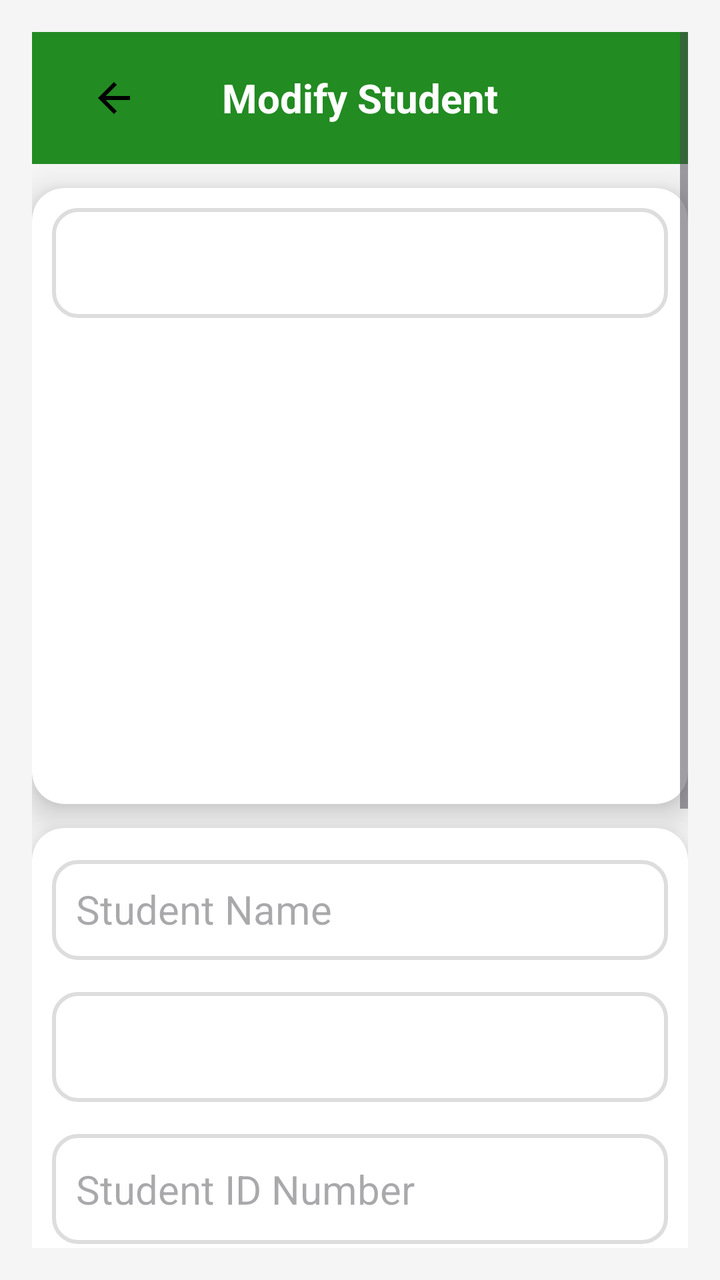
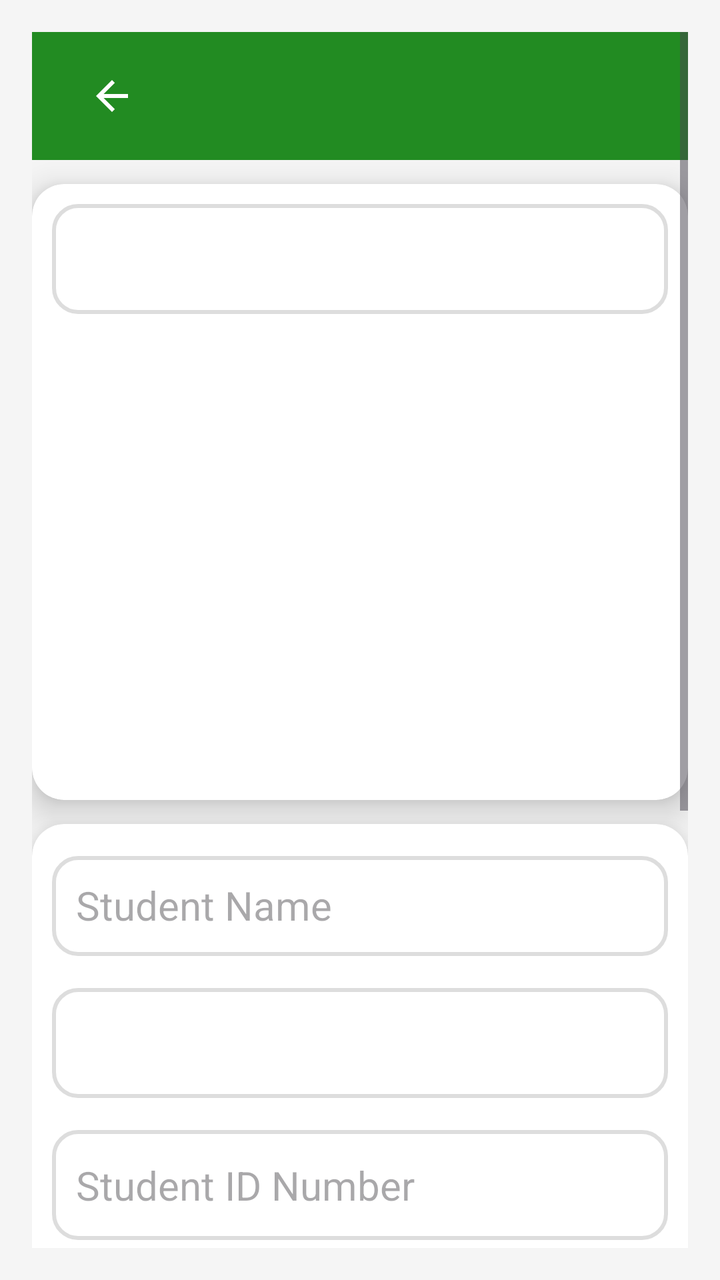

Two renders of the same Android screen: before a commit and after it. Below are the layout's source before the change and the commit's diff.
<!-- AndroidManifest.xml: application theme Theme.TransportApp -->
<!-- res/layout/activity_delete_student.xml -->
<?xml version="1.0" encoding="utf-8"?>
<ScrollView xmlns:android="http://schemas.android.com/apk/res/android"
    android:layout_width="match_parent"
    android:layout_height="match_parent"
    xmlns:app="http://schemas.android.com/apk/res-auto"
    android:fillViewport="true"
    android:background="#F5F5F5"
    android:padding="16dp">

    <LinearLayout
        android:layout_width="match_parent"
        android:layout_height="wrap_content"
        android:orientation="vertical">

        
        <androidx.appcompat.widget.Toolbar
            android:layout_width="match_parent"
            android:layout_height="wrap_content"
            android:background="@color/green"
            android:theme="@style/ThemeOverlay.AppCompat.Dark.ActionBar">

            <ImageButton
                android:layout_width="50dp"
                android:layout_height="50dp"
                android:layout_margin="8dp"
                android:background="@null"
                android:contentDescription="Back"
                android:src="@drawable/baseline_arrow_back_24"/>

            <TextView
                android:layout_width="wrap_content"
                android:layout_height="wrap_content"
                android:layout_gravity="center"
                android:text="Modify Student"
                android:textColor="@android:color/white"
                android:textSize="20sp"
                android:textStyle="bold"/>
        </androidx.appcompat.widget.Toolbar>

        
        <androidx.cardview.widget.CardView
            android:layout_width="match_parent"
            android:layout_height="wrap_content"
            android:layout_marginTop="12dp"
            android:backgroundTint="@color/white"
            android:padding="24dp"
            app:cardCornerRadius="16dp"
            app:cardElevation="10dp">

            <LinearLayout
                android:layout_width="match_parent"
                android:layout_height="wrap_content"
                android:orientation="vertical">

                <Spinner
                    android:id="@+id/filterDropdown"
                    android:layout_width="match_parent"
                    android:layout_height="55dp"
                    android:layout_marginBottom="16dp"
                    android:layout_marginTop="10dp"
                    android:layout_marginHorizontal="10dp"
                    android:background="@drawable/edittext_background"
                    android:padding="12dp"/>

                <androidx.recyclerview.widget.RecyclerView
                    android:id="@+id/studentRecyclerView"
                    android:layout_width="358dp"
                    android:layout_height="217dp"
                    android:layout_marginHorizontal="10dp"
                    android:layout_marginBottom="10dp"
                    android:nestedScrollingEnabled="false" />

            </LinearLayout>
        </androidx.cardview.widget.CardView>

        
        <androidx.cardview.widget.CardView
            android:layout_width="match_parent"
            android:layout_height="wrap_content"
            android:layout_marginTop="12dp"
            android:backgroundTint="@color/white"
            android:padding="24dp"
            app:cardCornerRadius="16dp"
            app:cardElevation="10dp">

            <LinearLayout
                android:layout_width="match_parent"
                android:layout_height="wrap_content"
                android:orientation="vertical">

                
                <EditText
                    android:id="@+id/studentNameInput"
                    android:layout_width="match_parent"
                    android:layout_height="50dp"
                    android:layout_marginTop="16dp"
                    android:layout_marginHorizontal="10dp"
                    android:background="@drawable/edittext_background"
                    android:hint="Student Name"
                    android:inputType="text"
                    android:padding="12dp"
                    android:textColor="@color/black"
                    android:textSize="20sp"/>

                
                <Spinner
                    android:id="@+id/classDropdown"
                    android:layout_width="match_parent"
                    android:layout_height="55dp"
                    android:layout_marginTop="16dp"
                    android:layout_marginHorizontal="10dp"
                    android:background="@drawable/edittext_background"
                    android:padding="12dp"/>

                
                <EditText
                    android:id="@+id/studentIdInput"
                    android:layout_width="match_parent"
                    android:layout_height="55dp"
                    android:layout_marginTop="16dp"
                    android:layout_marginHorizontal="10dp"
                    android:background="@drawable/edittext_background"
                    android:hint="Student ID Number"
                    android:inputType="number"
                    android:padding="12dp"
                    android:textColor="@color/black"
                    android:textSize="20sp"/>

                
                <Spinner
                    android:id="@+id/routeDropdown"
                    android:layout_width="match_parent"
                    android:layout_height="55dp"
                    android:layout_marginTop="16dp"
                    android:layout_marginHorizontal="10dp"
                    android:background="@drawable/edittext_background"
                    android:padding="12dp"/>

                
                <EditText
                    android:id="@+id/parentNameInput"
                    android:layout_width="match_parent"
                    android:layout_height="55dp"
                    android:layout_marginTop="16dp"
                    android:layout_marginHorizontal="10dp"
                    android:background="@drawable/edittext_background"
                    android:hint="Parent Name"
                    android:inputType="text"
                    android:padding="12dp"
                    android:textColor="@color/black"
                    android:textSize="20sp"/>

                
                <EditText
                    android:id="@+id/parentContactInput"
                    android:layout_width="match_parent"
                    android:layout_height="55dp"
                    android:layout_marginTop="16dp"
                    android:layout_marginHorizontal="10dp"
                    android:background="@drawable/edittext_background"
                    android:hint="Parent Contact"
                    android:inputType="phone"
                    android:padding="12dp"
                    android:textColor="@color/black"
                    android:textSize="20sp"/>

                
                <EditText
                    android:id="@+id/homeLocationInput"
                    android:layout_width="match_parent"
                    android:layout_height="55dp"
                    android:layout_marginTop="16dp"
                    android:layout_marginHorizontal="10dp"
                    android:background="@drawable/edittext_background"
                    android:hint="Home Location"
                    android:inputType="text"
                    android:padding="12dp"
                    android:textColor="@color/black"
                    android:textSize="20sp"/>

                
                <Button
                    android:id="@+id/deleteStudentButton"
                    android:layout_width="280dp"
                    android:layout_height="wrap_content"
                    android:layout_gravity="center"
                    android:layout_marginTop="24dp"
                    android:layout_marginBottom="10dp"
                    android:backgroundTint="@color/green"
                    android:drawablePadding="8dp"
                    android:padding="16dp"
                    android:text="Delete Student"
                    android:textColor="@color/white"
                    android:textSize="16sp"/>
            </LinearLayout>
        </androidx.cardview.widget.CardView>
    </LinearLayout>
</ScrollView>
<!-- resources referenced by this layout -->
<resources>
  <color name="black">#FF000000</color>
  <color name="green">#228B22</color>
  <color name="white">#FFFFFFFF</color>
  <!-- drawable baseline_arrow_back_24 (drawable) -->
  <vector xmlns:android="http://schemas.android.com/apk/res/android" android:autoMirrored="true" android:height="24dp" android:tint="#000000" android:viewportHeight="24" android:viewportWidth="24" android:width="24dp">
        
      <path android:fillColor="@android:color/white" android:pathData="M20,11H7.83l5.59,-5.59L12,4l-8,8 8,8 1.41,-1.41L7.83,13H20v-2z"/>
      
  </vector>
  <!-- drawable edittext_background (drawable) -->
  <?xml version="1.0" encoding="utf-8"?>
  <shape xmlns:android="http://schemas.android.com/apk/res/android">
      <solid android:color="#FFFFFF" />
      <corners android:radius="12dp" />
      <stroke android:width="2dp" android:color="#DDDDDD" />
  </shape>
  <style name="Theme.TransportApp" parent="Base.Theme.TransportApp" />
  <style name="Base.Theme.TransportApp" parent="Theme.Material3.DayNight.NoActionBar">
          
          
      </style>
</resources>

<!-- the commit's change to res/layout/activity_delete_student.xml (unified diff, before → after) -->
@@ -4,7 +4,7 @@
     android:layout_height="match_parent"
     xmlns:app="http://schemas.android.com/apk/res-auto"
     android:fillViewport="true"
-    android:background="#F5F5F5"
+    android:background="@color/screen_background"
     android:padding="16dp">
 
     <LinearLayout
@@ -13,32 +13,13 @@
         android:orientation="vertical">
 
         
-        <androidx.appcompat.widget.Toolbar
+        <include
+            layout="@layout/toolbar"
             android:layout_width="match_parent"
-            android:layout_height="wrap_content"
-            android:background="@color/green"
-            android:theme="@style/ThemeOverlay.AppCompat.Dark.ActionBar">
-
-            <ImageButton
-                android:layout_width="50dp"
-                android:layout_height="50dp"
-                android:layout_margin="8dp"
-                android:background="@null"
-                android:contentDescription="Back"
-                android:src="@drawable/baseline_arrow_back_24"/>
-
-            <TextView
-                android:layout_width="wrap_content"
-                android:layout_height="wrap_content"
-                android:layout_gravity="center"
-                android:text="Modify Student"
-                android:textColor="@android:color/white"
-                android:textSize="20sp"
-                android:textStyle="bold"/>
-        </androidx.appcompat.widget.Toolbar>
+            android:layout_height="wrap_content" />
 
         
-        <androidx.cardview.widget.CardView
+        <com.google.android.material.card.MaterialCardView
             android:layout_width="match_parent"
             android:layout_height="wrap_content"
             android:layout_marginTop="12dp"
@@ -71,10 +52,10 @@
                     android:nestedScrollingEnabled="false" />
 
             </LinearLayout>
-        </androidx.cardview.widget.CardView>
+        </com.google.android.material.card.MaterialCardView>
 
         
-        <androidx.cardview.widget.CardView
+        <com.google.android.material.card.MaterialCardView
             android:layout_width="match_parent"
             android:layout_height="wrap_content"
             android:layout_marginTop="12dp"
@@ -96,7 +77,7 @@
                     android:layout_marginTop="16dp"
                     android:layout_marginHorizontal="10dp"
                     android:background="@drawable/edittext_background"
-                    android:hint="Student Name"
+                    android:hint="@string/hint_student_name"
                     android:inputType="text"
                     android:padding="12dp"
                     android:textColor="@color/black"
@@ -120,7 +101,7 @@
                     android:layout_marginTop="16dp"
                     android:layout_marginHorizontal="10dp"
                     android:background="@drawable/edittext_background"
-                    android:hint="Student ID Number"
+                    android:hint="@string/hint_student_id_number"
                     android:inputType="number"
                     android:padding="12dp"
                     android:textColor="@color/black"
@@ -144,7 +125,7 @@
                     android:layout_marginTop="16dp"
                     android:layout_marginHorizontal="10dp"
                     android:background="@drawable/edittext_background"
-                    android:hint="Parent Name"
+                    android:hint="@string/hint_parent_name"
                     android:inputType="text"
                     android:padding="12dp"
                     android:textColor="@color/black"
@@ -158,7 +139,7 @@
                     android:layout_marginTop="16dp"
                     android:layout_marginHorizontal="10dp"
                     android:background="@drawable/edittext_background"
-                    android:hint="Parent Contact"
+                    android:hint="@string/hint_parent_contact"
                     android:inputType="phone"
                     android:padding="12dp"
                     android:textColor="@color/black"
@@ -172,7 +153,7 @@
                     android:layout_marginTop="16dp"
                     android:layout_marginHorizontal="10dp"
                     android:background="@drawable/edittext_background"
-                    android:hint="Home Location"
+                    android:hint="@string/hint_home_location"
                     android:inputType="text"
                     android:padding="12dp"
                     android:textColor="@color/black"
@@ -189,10 +170,40 @@
                     android:backgroundTint="@color/green"
                     android:drawablePadding="8dp"
                     android:padding="16dp"
-                    android:text="Delete Student"
+                    android:text="@string/title_delete_student"
                     android:textColor="@color/white"
                     android:textSize="16sp"/>
             </LinearLayout>
-        </androidx.cardview.widget.CardView>
+        </com.google.android.material.card.MaterialCardView>
     </LinearLayout>
 </ScrollView>
+<!-- res/layout/toolbar.xml (included above) -->
+<?xml version="1.0" encoding="utf-8"?>
+<com.google.android.material.appbar.MaterialToolbar xmlns:android="http://schemas.android.com/apk/res/android"
+    xmlns:app="http://schemas.android.com/apk/res-auto"
+    android:id="@+id/toolbar"
+    android:layout_width="match_parent"
+    android:layout_height="?attr/actionBarSize"
+    android:background="@color/green"
+    android:elevation="4dp"
+    android:theme="@style/ThemeOverlay.AppCompat.Dark.ActionBar">
+
+    <ImageButton
+        android:id="@+id/backButton"
+        android:layout_width="48dp"
+        android:layout_height="48dp"
+        android:layout_marginStart="12dp"
+        android:background="@null"
+        android:contentDescription="@string/back_button_desc"
+        android:src="@drawable/baseline_arrow_back_24"
+        app:tint="@android:color/white" />
+
+    <TextView
+        android:id="@+id/toolbar_title"
+        android:layout_width="wrap_content"
+        android:layout_height="wrap_content"
+        android:layout_gravity="center"
+        android:textColor="@android:color/white"
+        android:textSize="22sp"
+        android:textStyle="bold" />
+</com.google.android.material.appbar.MaterialToolbar>
<!-- resource entries referenced after the edit -->
@@ -2,6 +2,7 @@
 <resources>
   <color name="black">#FF000000</color>
   <color name="green">#228B22</color>
+  <color name="screen_background">#F5F5F5</color>
   <color name="white">#FFFFFFFF</color>
   <!-- drawable baseline_arrow_back_24 (drawable) -->
   <vector xmlns:android="http://schemas.android.com/apk/res/android" android:autoMirrored="true" android:height="24dp" android:tint="#000000" android:viewportHeight="24" android:viewportWidth="24" android:width="24dp">
@@ -16,10 +17,23 @@
       <corners android:radius="12dp" />
       <stroke android:width="2dp" android:color="#DDDDDD" />
   </shape>
+  <string name="back_button_desc">Navigate back</string>
+  <string name="hint_home_location">Home Location</string>
+  <string name="hint_parent_contact">Parent Contact</string>
+  <string name="hint_parent_name">Parent Name</string>
+  <string name="hint_student_id_number">Student ID Number</string>
+  <string name="hint_student_name">Student Name</string>
+  <string name="title_delete_student">Delete Student</string>
   <style name="Theme.TransportApp" parent="Base.Theme.TransportApp" />
   <style name="Base.Theme.TransportApp" parent="Theme.Material3.DayNight.NoActionBar">
           
+          <item name="colorPrimary">@color/green</item>
+          <item name="colorOnPrimary">@color/white</item>
+          <item name="colorSecondary">@color/accent_orange</item>
+          <item name="colorOnSecondary">@color/black</item>
           
+          <item name="materialCardViewStyle">@style/Widget.Material3.CardView.Elevated</item>
       </style>
+  <color name="accent_orange">#FF9800</color>
 </resources>
 
